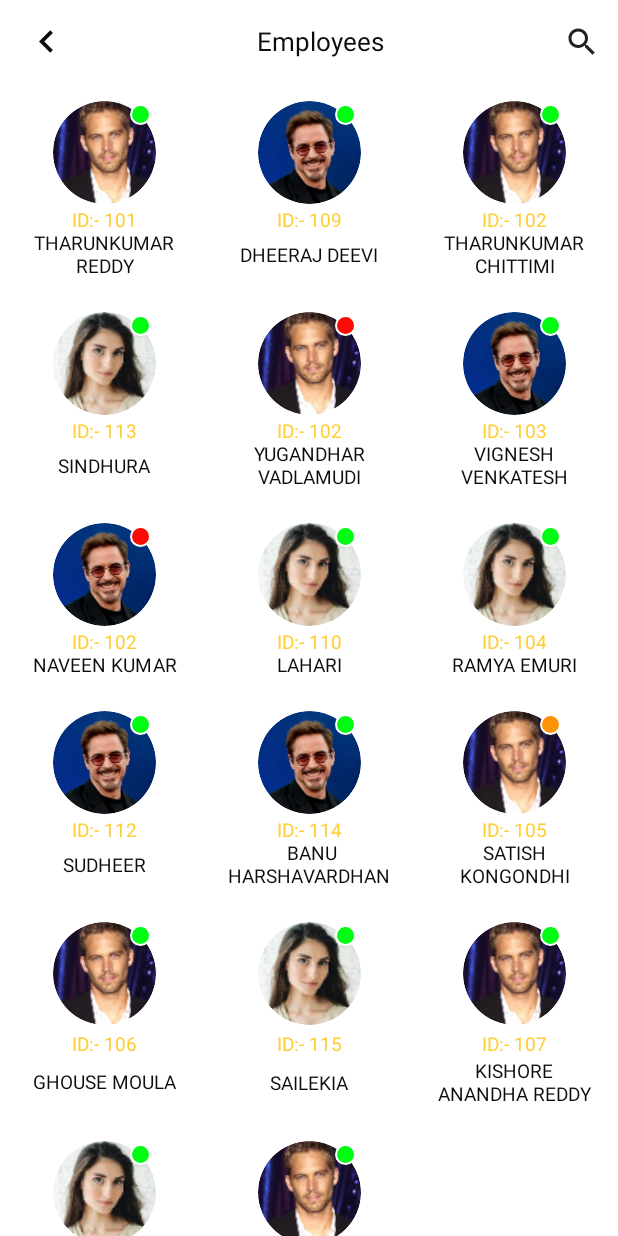
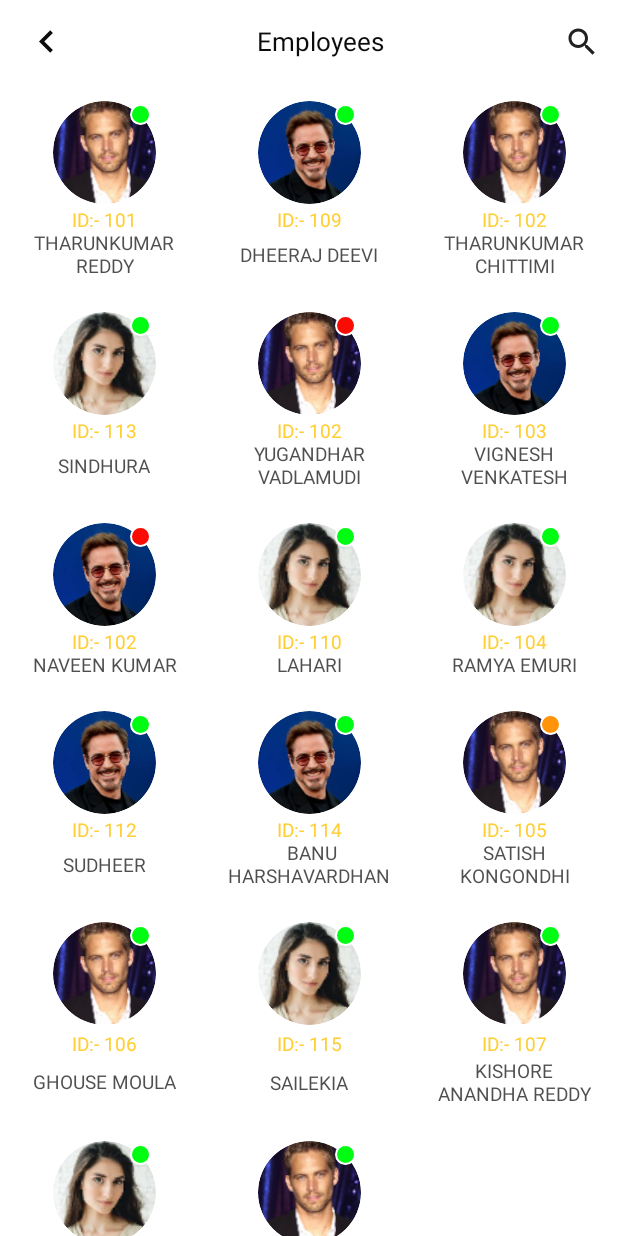
Before and after one commit to smvenkateshvignesh/EmployeeDetails, an Android app: the EmployeesListActivity screen opened directly, with no data from a screen before it, on a phone screen of 412 x 824 dp. Run offline under Robolectric (Android 15) with nearby library versions, the phone set to English and light mode, and no system bars; our stand-ins replace CircleImageView; libraries missing offline, so code that uses them is left out: com.nex3z.togglebuttongroup; plain views replace LabelToggle, SingleSelectToggleGroup; 3 statements that could not run were skipped.

Commit message:
Changed he text color of employee name in the card Item

```diff
--- a/app/src/main/res/layout/list_cardview_item.xml
+++ b/app/src/main/res/layout/list_cardview_item.xml
@@ -58,7 +58,7 @@
         android:text="THARUNKUMAR REDDY"
         android:textAllCaps="true"
 
-        android:textColor="@color/semiBlack"
+        android:textColor="@color/dimBlack"
         app:layout_constraintBottom_toBottomOf="parent"
         app:layout_constraintEnd_toEndOf="parent"
         app:layout_constraintStart_toStartOf="parent"
```
